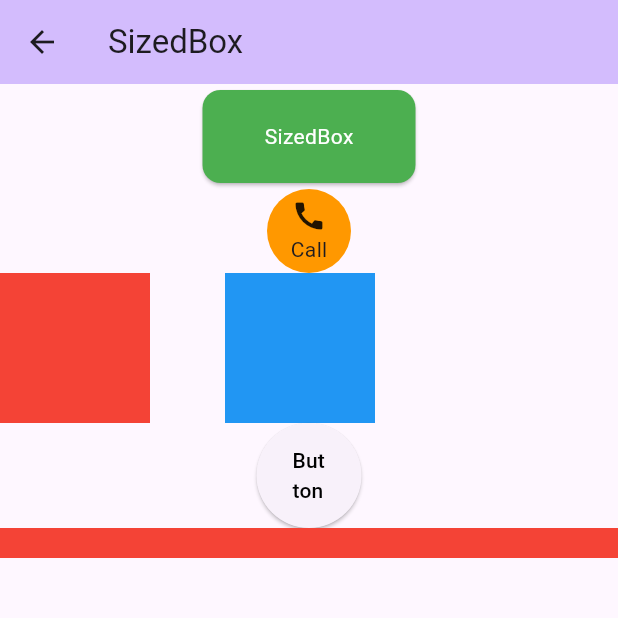
After one commit to azhar-chaudhari/flutter-examples, a Flutter app: the screen it shows after launch, in the side drawer, after a tap on "SizedBox", on a phone screen of 412 x 824 dp, the top half of it. The commit adds this screen. Run offline on Flutter 3.47's test engine with Material 2 defaults, Android fonts, the phone set to English and light mode, and no system bars.

Commit message:
sizedbox page

```diff
--- /dev/null
+++ b/lib/pages/sizedbox_page.dart
@@ -0,0 +1,94 @@
+import 'package:flutter/material.dart';
+
+class SizedBoxPage extends StatefulWidget {
+  const SizedBoxPage({super.key});
+
+  @override
+  State<SizedBoxPage> createState() => _SizedBoxPageState();
+}
+
+class _SizedBoxPageState extends State<SizedBoxPage> {
+  @override
+  Widget build(BuildContext context) {
+    return Scaffold(
+      appBar: AppBar(
+        backgroundColor: Theme.of(context).colorScheme.inversePrimary,
+        title: const Text("SizedBox"),
+      ),
+      body: SingleChildScrollView(
+        child: Center(
+          child: Column(
+            children: [
+              const SizedBox(
+                width: 150.0,
+                height: 70.0,
+                child: Card(
+                  color: Colors.green,
+                  child: Center(
+                    child: Text(
+                      'SizedBox',
+                      style: TextStyle(color: Colors.white),
+                    ), //Text
+                  ), //Center
+                ), //Card
+              ),
+              SizedBox.fromSize(
+                size: const Size(56, 56), // button width and height
+                child: ClipOval(
+                  child: Material(
+                    color: Colors.orange, // button color
+                    child: InkWell(
+                      splashColor: Colors.green, // splash color
+                      onTap: () {}, // button pressed
+                      child: const Column(
+                        mainAxisAlignment: MainAxisAlignment.center,
+                        children: <Widget>[
+                          Icon(Icons.call), // icon
+                          Text("Call"), // text
+                        ],
+                      ),
+                    ),
+                  ),
+                ),
+              ),
+              Row(
+                children: <Widget>[
+                  Container(
+                    width: 100,
+                    height: 100,
+                    color: Colors.red,
+                  ), //Container
+                  //SizedBox Widget
+                  const SizedBox(
+                    width: 50,
+                  ),
+                  Container(
+                    width: 100,
+                    height: 100,
+                    color: Colors.blue,
+                  ) //Container
+                ], //<Widget>[]
+              ),
+              SizedBox(
+                width: 70,
+                height: 70,
+                child: ElevatedButton(
+                  child: const Text('Button',
+                      style: TextStyle(color: Colors.black)),
+                  onPressed: () {},
+                ),
+              ),
+              SizedBox(
+                height: 20, //This become the height of the container
+                child: Container(
+                  height: 100, //This height will be ignored
+                  color: Colors.red,
+                ),
+              ),
+            ],
+          ),
+        ),
+      ),
+    );
+  }
+}
--- a/lib/widgets/nav-drawer.dart
+++ b/lib/widgets/nav-drawer.dart
@@ -10,6 +10,7 @@ import 'package:flutter_examples/pages/margin_page.dart';
 import 'package:flutter_examples/pages/padding_page.dart';
 import 'package:flutter_examples/pages/popupmenu_page.dart';
 import 'package:flutter_examples/pages/profile.dart';
+import 'package:flutter_examples/pages/sizedbox_page.dart';
 import 'package:flutter_examples/pages/snackbar_page.dart';
 import 'package:flutter_examples/pages/text_page.dart';
 
@@ -154,6 +155,17 @@ class NavDrawer extends StatelessWidget {
           ),
           ListTile(
             leading: const Icon(Icons.verified_user),
+            title: const Text('SizedBox'),
+            onTap: () {
+              Navigator.pop(context); // Close the drawer
+              Navigator.push(
+                context,
+                MaterialPageRoute(builder: (context) => const SizedBoxPage()),
+              );
+            },
+          ),
+          ListTile(
+            leading: const Icon(Icons.verified_user),
             title: const Text('Padding'),
             onTap: () {
               Navigator.pop(context); // Close the drawer
```
